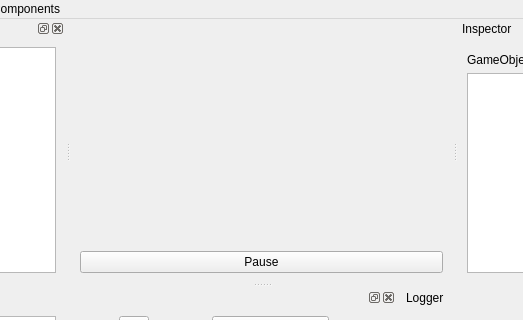
Bang3DEngine/OldBang, file res/WindowMain.ui: the form before one commit; both pictures show x 209 to 732 and y 0 to 320 of the 941 by 594 pixel window.
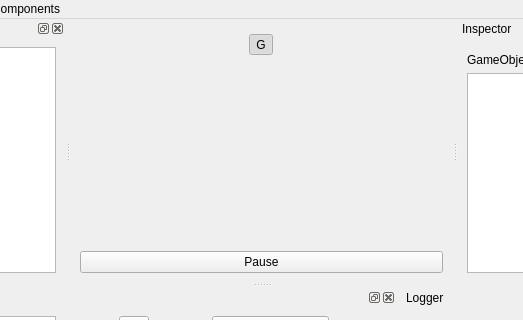
The form after the commit. Icons and pictures are not drawn. Custom widgets are drawn as their Qt base class.

Commit message: Started to add switch between Global/Local coords when selecting GameObject

Patch:
```diff
--- a/res/WindowMain.ui
+++ b/res/WindowMain.ui
@@ -29,6 +29,24 @@
       <item>
        <widget class="WindowEventManager" name="windowEventManager" native="true"/>
       </item>
+      <item>
+       <layout class="QHBoxLayout" name="horizontalLayout">
+        <item>
+         <widget class="QToolButton" name="buttonGlobalCoords">
+          <property name="text">
+           <string>G</string>
+          </property>
+          <property name="checkable">
+           <bool>true</bool>
+          </property>
+          <property name="checked">
+           <bool>true</bool>
+          </property>
+          <property name="autoExclusive">
+           <bool>false</bool>
+          </property>
+         </widget>
+        </item>
      </layout>
     </item>
     <item>
@@ -50,6 +68,8 @@
       </property>
      </widget>
     </item>
+     </layout>
+    </item>
     <item>
      <widget class="QPushButton" name="buttonPauseResume">
       <property name="text">
@@ -67,7 +87,6 @@
    </layout>
    <zorder></zorder>
    <zorder>buttonPauseResume</zorder>
-   <zorder>canvas</zorder>
   </widget>
   <widget class="MenuBar" name="menubar">
    <property name="geometry">
```
Lines whose indentation alone changed are shown as unchanged. The commit also changes 11 other files.
